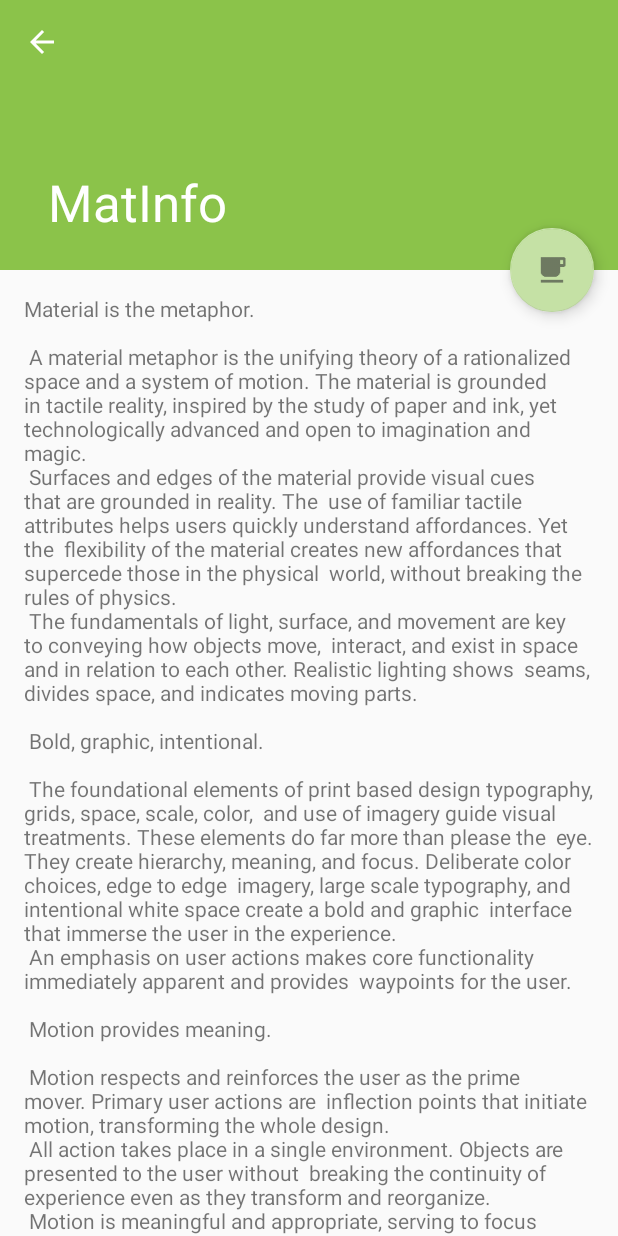
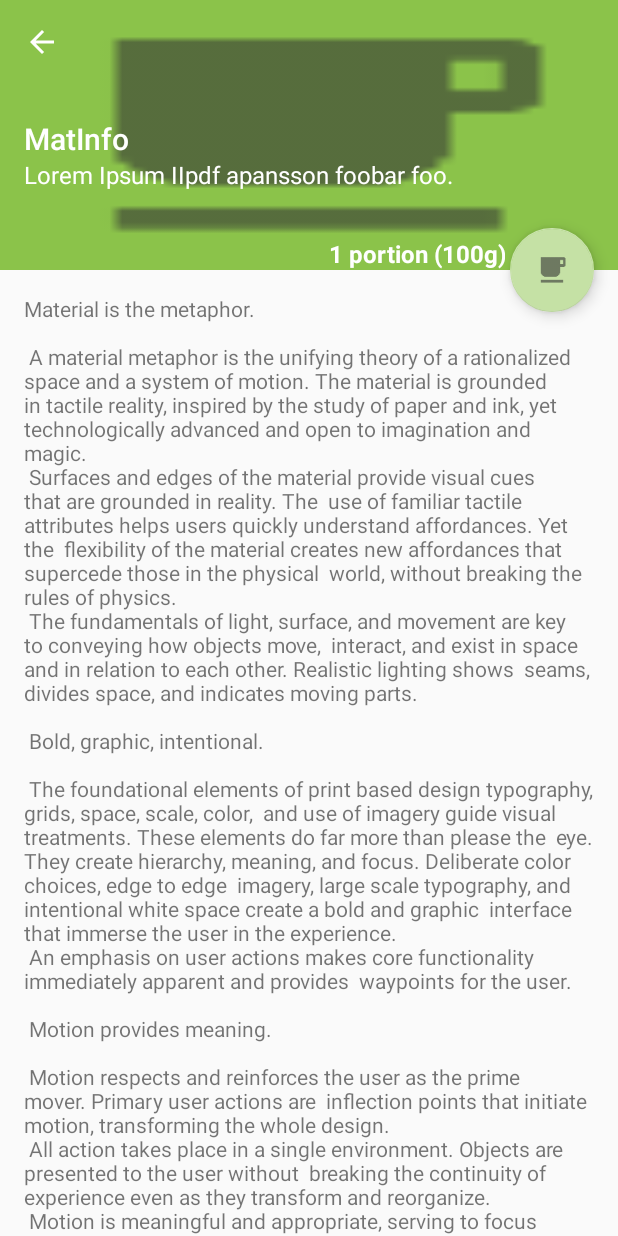
Before and after one commit to ulmerkott/matdatabasen, an Android app: the MatInfoActivity screen opened directly, with no data from a screen before it, on a phone screen of 412 x 824 dp. Run offline under Robolectric (Android 15) with nearby library versions, the light colour scheme and no system bars; 8 statements that could not run were skipped.

Commit message:
MatInfo title and extended info is now set from DB. Also portions are parsed correctly from the portions-string and shown in the portion drop down menu.

```diff
--- a/app/src/main/java/ulmerkott/matdatabasen/Food.java
+++ b/app/src/main/java/ulmerkott/matdatabasen/Food.java
@@ -17,14 +17,16 @@ public class Food {
      */
 
     public String Name;
+    public String Info;
     public Integer Kcal;
     public float Carb;
     public float Fat;
     public float Protein;
     public HashMap<String, Integer> Portions;
 
-    public Food(String name, Integer kcal, float carb, float fat, float protein) {
+    public Food(String name, String info, Integer kcal, float carb, float fat, float protein) {
         Name = name;
+        Info = info;
         Kcal = kcal;
         Carb = carb;
         Fat = fat;
--- a/app/src/main/java/ulmerkott/matdatabasen/MainActivity.java
+++ b/app/src/main/java/ulmerkott/matdatabasen/MainActivity.java
@@ -7,7 +7,6 @@ import android.content.Intent;
 import android.database.Cursor;
 import android.os.Bundle;
 import android.support.design.widget.FloatingActionButton;
-import android.transition.Explode;
 import android.transition.Fade;
 import android.transition.Slide;
 import android.transition.Transition;
@@ -71,7 +70,7 @@ public class MainActivity extends Activity implements SearchView.OnQueryTextList
         MatListView = (ListView) findViewById(R.id.listView);
         LivsmedelsDB = DatabaseAccess.getInstance(this);
         LivsmedelsDB.open();
-        DBCursor = LivsmedelsDB.getLivsmedel();
+        DBCursor = LivsmedelsDB.GetLivsmedel();
         DBCursorAdapter = new CursorAdapter(getApplicationContext(),
                 R.layout.container_list_layout, DBCursor,
                 new String[] {DatabaseAccess.KEY_NAME, DatabaseAccess.KEY_ENERGY},
@@ -173,7 +172,7 @@ public class MainActivity extends Activity implements SearchView.OnQueryTextList
             setFilterQueryProvider(new FilterQueryProvider() {
                 @Override
                 public Cursor runQuery(CharSequence constraint) {
-                    Cursor cursor = LivsmedelsDB.searchLivsmedel(constraint.toString());
+                    Cursor cursor = LivsmedelsDB.SearchLivsmedel(constraint.toString());
                     alphaIndexer.setCursor(cursor);
                     return cursor;
                 }
--- a/app/src/main/java/ulmerkott/matdatabasen/MatInfoActivity.java
+++ b/app/src/main/java/ulmerkott/matdatabasen/MatInfoActivity.java
@@ -2,17 +2,18 @@ package ulmerkott.matdatabasen;
 
 import android.os.Bundle;
 import android.support.design.widget.FloatingActionButton;
-import android.support.design.widget.Snackbar;
 import android.support.v7.app.AppCompatActivity;
 import android.support.v7.widget.Toolbar;
-import android.transition.Explode;
 import android.transition.Fade;
 import android.transition.Slide;
 import android.transition.Transition;
 import android.view.MenuItem;
 import android.view.View;
 import android.widget.PopupMenu;
+import android.widget.TextView;
 import android.widget.Toast;
+
+import java.util.HashMap;
 
 public class MatInfoActivity extends AppCompatActivity {
 
@@ -30,33 +31,30 @@ public class MatInfoActivity extends AppCompatActivity {
         }
 
         DatabaseAccess matDbAccess = DatabaseAccess.getInstance(this);
-        Food food = matDbAccess.GetFood(matRowId);
+        final Food food = matDbAccess.GetFood(matRowId);
 
         MatInfoActivity.this.setTitle(food.Name);
+        TextView extendedInfo = (TextView) findViewById(R.id.extentedInfo);
+        extendedInfo.setText(food.Info);
+
         FloatingActionButton fab = (FloatingActionButton) findViewById(R.id.fab2);
         registerForContextMenu(fab);
 
         final PopupMenu popup = new PopupMenu(MatInfoActivity.this, fab);
         popup.getMenuInflater().inflate(R.menu.menu_portions, popup.getMenu());
         popup.getMenu().add(R.string.custom_portion);
-        popup.getMenu().add("1 st. (100 g)");
-        popup.getMenu().add("1 port. (125 g)");
+        for (String key: food.Portions.keySet() ) {
+            popup.getMenu().add(key);
+        }
         fab.setOnClickListener(new View.OnClickListener() {
             @Override
             public void onClick(View view) {
                 // Setup menu item selection
                 popup.setOnMenuItemClickListener(new PopupMenu.OnMenuItemClickListener() {
                     public boolean onMenuItemClick(MenuItem item) {
-                        switch (item.getItemId()) {
-                            case 0:
-                                Toast.makeText(MatInfoActivity.this, "Custom!", Toast.LENGTH_SHORT).show();
-                                return true;
-                            case 1:
-                                Toast.makeText(MatInfoActivity.this, "Portion!", Toast.LENGTH_SHORT).show();
-                                return true;
-                            default:
-                                return false;
-                        }
+                        String title = (String) item.getTitle();
+                        Toast.makeText(MatInfoActivity.this, title + " " + food.Portions.get(title).toString() + " g", Toast.LENGTH_SHORT).show();
+                        return true;
                     }
                 });
                 // Handle dismissal with: popup.setOnDismissListener(...);
--- a/app/src/main/res/layout/activity_mat_info.xml
+++ b/app/src/main/res/layout/activity_mat_info.xml
@@ -20,8 +20,48 @@
             android:layout_height="match_parent"
             android:fitsSystemWindows="true"
             app:contentScrim="?attr/colorPrimary"
+            app:expandedTitleTextAppearance="@android:style/TextAppearance.Material.Title"
+            app:expandedTitleMarginBottom="80dp"
+            app:expandedTitleMarginEnd="64dp"
+            app:expandedTitleMarginStart="@dimen/activity_horizontal_margin"
             app:layout_scrollFlags="scroll|exitUntilCollapsed">
 
+            <ImageView
+                android:id="@+id/header"
+                android:layout_width="match_parent"
+                android:layout_height="match_parent"
+                android:background="@drawable/ic_change_portion"
+                android:fitsSystemWindows="true"
+                android:scaleType="centerCrop"
+                app:layout_collapseMode="parallax" />
+            <LinearLayout
+                android:orientation="vertical"
+                android:layout_width="match_parent"
+                android:layout_height="match_parent"
+                android:layout_marginTop="105dp"
+                android:layout_marginEnd="@dimen/activity_horizontal_margin"
+                android:layout_marginStart="@dimen/activity_horizontal_margin"
+                app:layout_collapseMode="parallax"
+                android:layout_gravity="bottom">
+                <TextView
+                    android:id="@+id/extentedInfo"
+                    android:layout_width="match_parent"
+                    android:layout_height="wrap_content"
+                    android:textSize="@dimen/abc_text_size_subhead_material"
+                    android:textColor="@android:color/white"
+                    android:text="Lorem Ipsum IIpdf apansson foobar foo."/>
+                <TextView
+                    android:id="@+id/portionInfo"
+                    android:layout_width="match_parent"
+                    android:layout_height="match_parent"
+                    android:gravity="bottom"
+                    android:layout_marginEnd="59dp"
+                    android:textAlignment="viewEnd"
+                    android:textSize="@dimen/abc_text_size_subhead_material"
+                    android:textStyle="bold"
+                    android:textColor="@android:color/white"
+                    android:text="1 portion (100g)"/>
+            </LinearLayout>
             <android.support.v7.widget.Toolbar
                 android:id="@+id/toolbar"
                 android:layout_width="match_parent"
```
Also changed, not shown: app/src/main/java/ulmerkott/matdatabasen/DatabaseAccess.java (+38 -9 lines).
